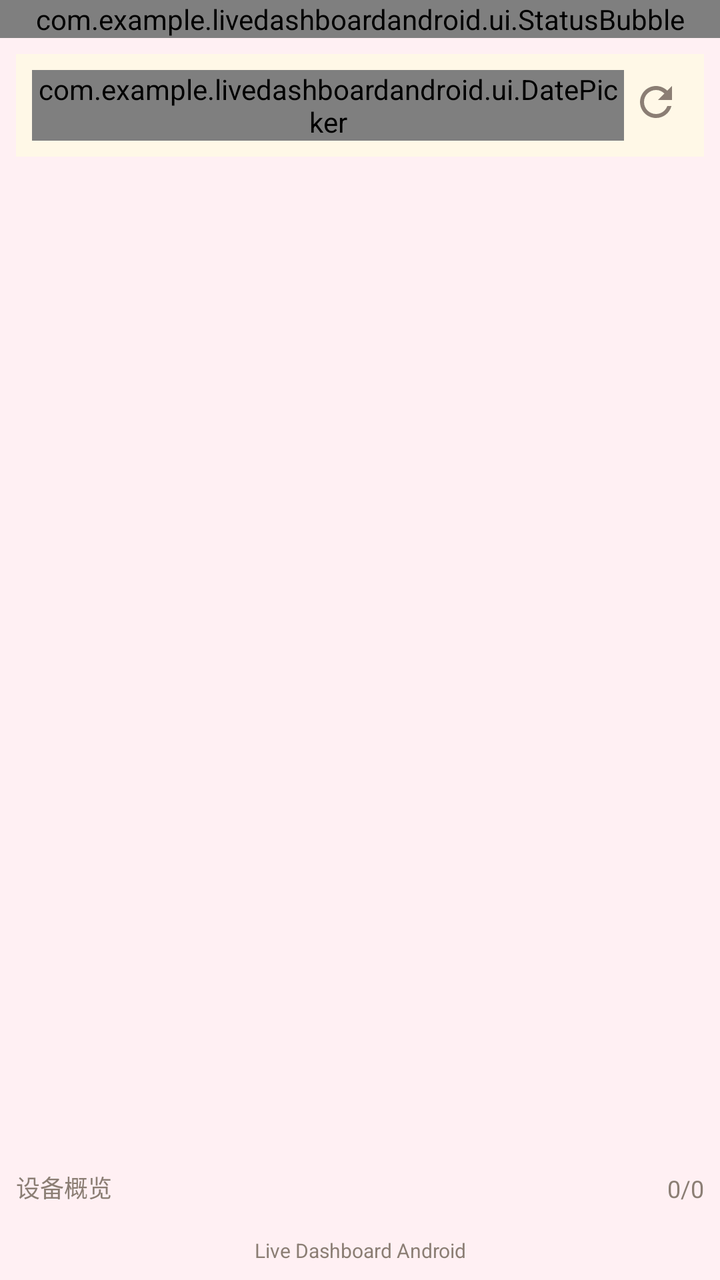
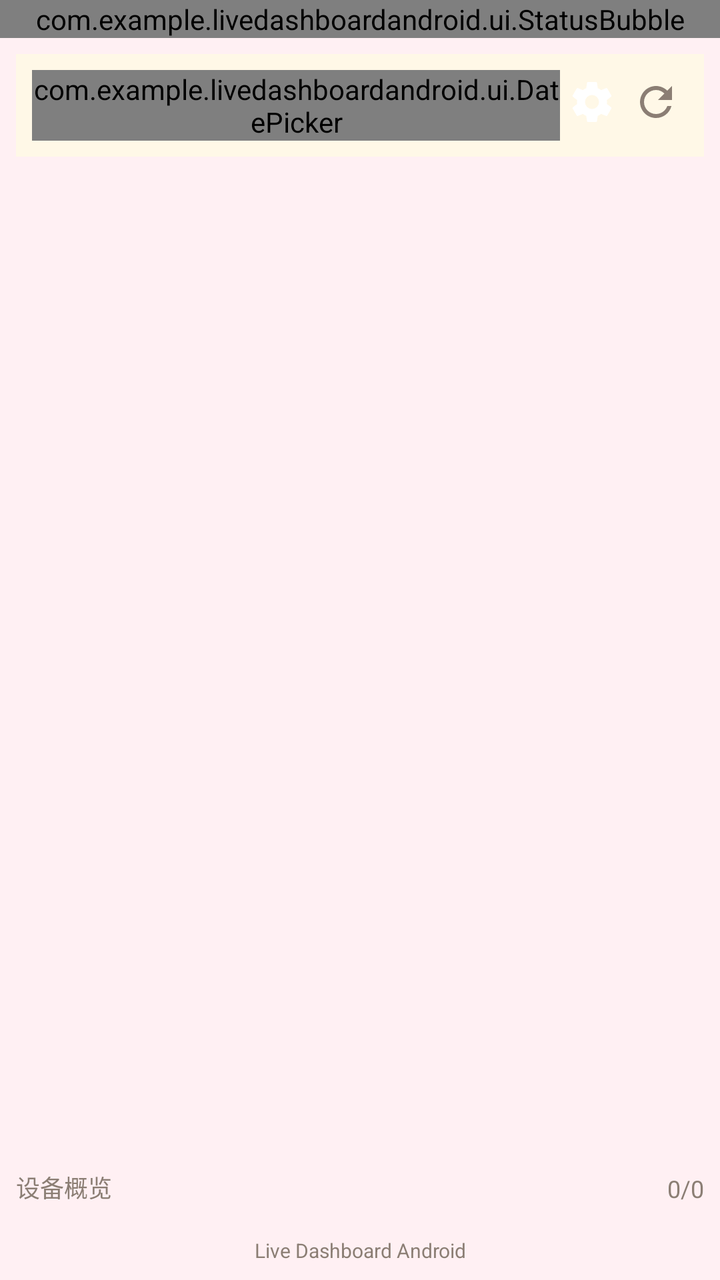

An Android layout rendered at two revisions. The XML below is the earlier revision; the diff shows what the commit changed to produce the second picture.
<!-- AndroidManifest.xml: activity theme Theme.LiveDashboardAndroid.NoActionBar -->
<!-- res/layout/activity_main.xml -->
<?xml version="1.0" encoding="utf-8"?>
<androidx.constraintlayout.widget.ConstraintLayout xmlns:android="http://schemas.android.com/apk/res/android"
    xmlns:app="http://schemas.android.com/apk/res-auto"
    xmlns:tools="http://schemas.android.com/tools"
    android:layout_width="match_parent"
    android:layout_height="match_parent"
    android:background="@color/colorBackground"
    tools:context=".MainActivity">

    <com.example.livedashboardandroid.ui.StatusBubble
        android:id="@+id/statusBubble"
        android:layout_width="0dp"
        android:layout_height="wrap_content"
        app:layout_constraintTop_toTopOf="parent"
        app:layout_constraintStart_toStartOf="parent"
        app:layout_constraintEnd_toEndOf="parent"
        app:layout_constraintHorizontal_bias="0.5"
        app:layout_constraintBottom_toTopOf="@+id/mainContent"
        app:layout_constraintVertical_chainStyle="packed" />

    <LinearLayout
        android:id="@+id/mainContent"
        android:layout_width="0dp"
        android:layout_height="0dp"
        android:orientation="vertical"
        app:layout_constraintTop_toBottomOf="@+id/statusBubble"
        app:layout_constraintBottom_toTopOf="@+id/footer"
        app:layout_constraintStart_toStartOf="parent"
        app:layout_constraintEnd_toEndOf="parent">

        <LinearLayout
            android:layout_width="match_parent"
            android:layout_height="wrap_content"
            android:orientation="horizontal"
            android:padding="8dp"
            android:background="@color/colorSurface"
            android:layout_marginStart="8dp"
            android:layout_marginEnd="8dp"
            android:layout_marginTop="8dp"
            android:layout_marginBottom="8dp"
            app:layout_constraintTop_toTopOf="parent">

            <com.example.livedashboardandroid.ui.DatePicker
                android:id="@+id/datePicker"
                android:layout_width="0dp"
                android:layout_height="wrap_content"
                android:layout_weight="1"
                app:layout_constraintStart_toStartOf="parent"
                app:layout_constraintEnd_toStartOf="@+id/refreshButton" />

            <ImageButton
                android:id="@+id/refreshButton"
                android:layout_width="32dp"
                android:layout_height="32dp"
                android:src="@drawable/ic_refresh"
                android:background="?attr/selectableItemBackgroundBorderless"
                app:layout_constraintStart_toEndOf="@+id/datePicker"
                app:layout_constraintEnd_toEndOf="parent" />

        </LinearLayout>

        <androidx.recyclerview.widget.RecyclerView
            android:id="@+id/deviceList"
            android:layout_width="match_parent"
            android:layout_height="wrap_content"
            android:layout_marginStart="8dp"
            android:layout_marginEnd="8dp"
            android:layout_marginBottom="8dp"
            android:visibility="gone"
            app:layout_constraintTop_toBottomOf="@+id/datePickerContainer" />

        <androidx.recyclerview.widget.RecyclerView
            android:id="@+id/timelineList"
            android:layout_width="match_parent"
            android:layout_height="0dp"
            android:layout_weight="1"
            android:layout_marginStart="8dp"
            android:layout_marginEnd="8dp"
            android:layout_marginBottom="8dp"
            app:layout_constraintTop_toBottomOf="@+id/deviceList"
            app:layout_constraintBottom_toTopOf="@+id/footer" />

    </LinearLayout>

    <TextView
        android:id="@+id/deviceOverview"
        android:layout_width="wrap_content"
        android:layout_height="wrap_content"
        android:text="设备概览"
        android:textSize="12sp"
        android:textColor="@color/colorTextMuted"
        android:layout_marginStart="8dp"
        android:layout_marginEnd="8dp"
        android:layout_marginBottom="8dp"
        app:layout_constraintStart_toStartOf="parent"
        app:layout_constraintBottom_toTopOf="@+id/footer" />

    <TextView
        android:id="@+id/onlineDevices"
        android:layout_width="wrap_content"
        android:layout_height="wrap_content"
        android:text="0/0"
        android:textSize="12sp"
        android:textColor="@color/colorTextMuted"
        android:layout_marginStart="8dp"
        android:layout_marginEnd="8dp"
        android:layout_marginBottom="8dp"
        app:layout_constraintEnd_toEndOf="parent"
        app:layout_constraintBottom_toTopOf="@+id/footer" />

    <ProgressBar
        android:id="@+id/progressBar"
        android:layout_width="wrap_content"
        android:layout_height="wrap_content"
        android:visibility="gone"
        app:layout_constraintTop_toTopOf="parent"
        app:layout_constraintBottom_toBottomOf="parent"
        app:layout_constraintStart_toStartOf="parent"
        app:layout_constraintEnd_toEndOf="parent" />

    <TextView
        android:id="@+id/footer"
        android:layout_width="0dp"
        android:layout_height="wrap_content"
        android:text="Live Dashboard Android"
        android:textSize="10sp"
        android:textColor="@color/colorTextMuted"
        android:gravity="center"
        android:padding="8dp"
        app:layout_constraintBottom_toBottomOf="parent"
        app:layout_constraintStart_toStartOf="parent"
        app:layout_constraintEnd_toEndOf="parent" />

</androidx.constraintlayout.widget.ConstraintLayout>
<!-- resources referenced by this layout -->
<resources>
  <color name="colorBackground">#FFF0F3</color>
  <color name="colorSurface">#FFF8E7</color>
  <color name="colorTextMuted">#8B7E74</color>
  <!-- drawable ic_refresh (drawable) -->
  <vector xmlns:android="http://schemas.android.com/apk/res/android"
      android:width="24dp" android:height="24dp"
      android:viewportWidth="24" android:viewportHeight="24">
      <path android:fillColor="#8B7E74"
          android:pathData="M17.65,6.35C16.2,4.9 14.21,4 12,4c-4.42,0 -7.99,3.58 -7.99,8s3.57,8 7.99,8c3.73,0 6.84,-2.55 7.73,-6h-2.08c-0.82,2.33 -3.04,4 -5.65,4 -3.31,0 -6,-2.69 -6,-6s2.69,-6 6,-6c1.66,0 3.14,0.69 4.22,1.78L13,11h7V4l-2.35,2.35z"/>
  </vector>
  <style name="Theme.LiveDashboardAndroid.NoActionBar">
          <item name="windowActionBar">false</item>
          <item name="windowNoTitle">true</item>
      </style>
</resources>

<!-- the commit's change to res/layout/activity_main.xml (unified diff, before → after) -->
@@ -46,7 +46,16 @@
                 android:layout_height="wrap_content"
                 android:layout_weight="1"
                 app:layout_constraintStart_toStartOf="parent"
-                app:layout_constraintEnd_toStartOf="@+id/refreshButton" />
+                app:layout_constraintEnd_toStartOf="@+id/settingsButton" />
+
+            <ImageButton
+                android:id="@+id/settingsButton"
+                android:layout_width="32dp"
+                android:layout_height="32dp"
+                android:src="@drawable/ic_settings"
+                android:background="?attr/selectableItemBackgroundBorderless"
+                app:layout_constraintStart_toEndOf="@+id/datePicker"
+                app:layout_constraintEnd_toEndOf="parent" />
 
             <ImageButton
                 android:id="@+id/refreshButton"
@@ -54,7 +63,7 @@
                 android:layout_height="32dp"
                 android:src="@drawable/ic_refresh"
                 android:background="?attr/selectableItemBackgroundBorderless"
-                app:layout_constraintStart_toEndOf="@+id/datePicker"
+                app:layout_constraintStart_toEndOf="@+id/settingsButton"
                 app:layout_constraintEnd_toEndOf="parent" />
 
         </LinearLayout>
<!-- resource entries referenced after the edit -->
@@ -10,6 +10,17 @@
       <path android:fillColor="#8B7E74"
           android:pathData="M17.65,6.35C16.2,4.9 14.21,4 12,4c-4.42,0 -7.99,3.58 -7.99,8s3.57,8 7.99,8c3.73,0 6.84,-2.55 7.73,-6h-2.08c-0.82,2.33 -3.04,4 -5.65,4 -3.31,0 -6,-2.69 -6,-6s2.69,-6 6,-6c1.66,0 3.14,0.69 4.22,1.78L13,11h7V4l-2.35,2.35z"/>
   </vector>
+  <!-- drawable ic_settings (drawable) -->
+  <?xml version="1.0" encoding="utf-8"?>
+  <vector xmlns:android="http://schemas.android.com/apk/res/android"
+      android:width="24dp"
+      android:height="24dp"
+      android:viewportWidth="24"
+      android:viewportHeight="24">
+      <path
+          android:fillColor="@android:color/white"
+          android:pathData="M12,15.5A3.5,3.5 0 0,1 8.5,12A3.5,3.5 0 0,1 12,8.5A3.5,3.5 0 0,1 15.5,12A3.5,3.5 0 0,1 12,15.5M19.43,12.97C19.47,12.66 19.5,12.34 19.5,12C19.5,11.66 19.47,11.34 19.43,11.03L21.54,9.37C21.73,9.22 21.78,8.95 21.66,8.73L19.66,5.27C19.54,5.05 19.27,4.96 19.05,5.05L16.56,6.05C16.04,5.66 15.5,5.32 14.87,5.07L14.5,2.42C14.46,2.18 14.25,2 14,2H10C9.75,2 9.54,2.18 9.5,2.42L9.13,5.07C8.5,5.32 7.96,5.66 7.44,6.05L4.95,5.05C4.73,4.96 4.46,5.05 4.34,5.27L2.34,8.73C2.22,8.95 2.27,9.22 2.46,9.37L4.57,11.03C4.53,11.34 4.5,11.66 4.5,12C4.5,12.34 4.53,12.66 4.57,12.97L2.46,14.63C2.27,14.78 2.22,15.05 2.34,15.27L4.34,18.73C4.46,18.95 4.73,19.04 4.95,18.95L7.44,17.95C7.96,18.34 8.5,18.68 9.13,18.93L9.5,21.58C9.54,21.82 9.75,22 10,22H14C14.25,22 14.46,21.82 14.5,21.58L14.87,18.93C15.5,18.68 16.04,18.34 16.56,17.95L19.05,18.95C19.27,19.04 19.54,18.95 19.66,18.73L21.66,15.27C21.78,15.05 21.73,14.78 21.54,14.63L19.43,12.97Z" />
+  </vector>
   <style name="Theme.LiveDashboardAndroid.NoActionBar">
           <item name="windowActionBar">false</item>
           <item name="windowNoTitle">true</item>
